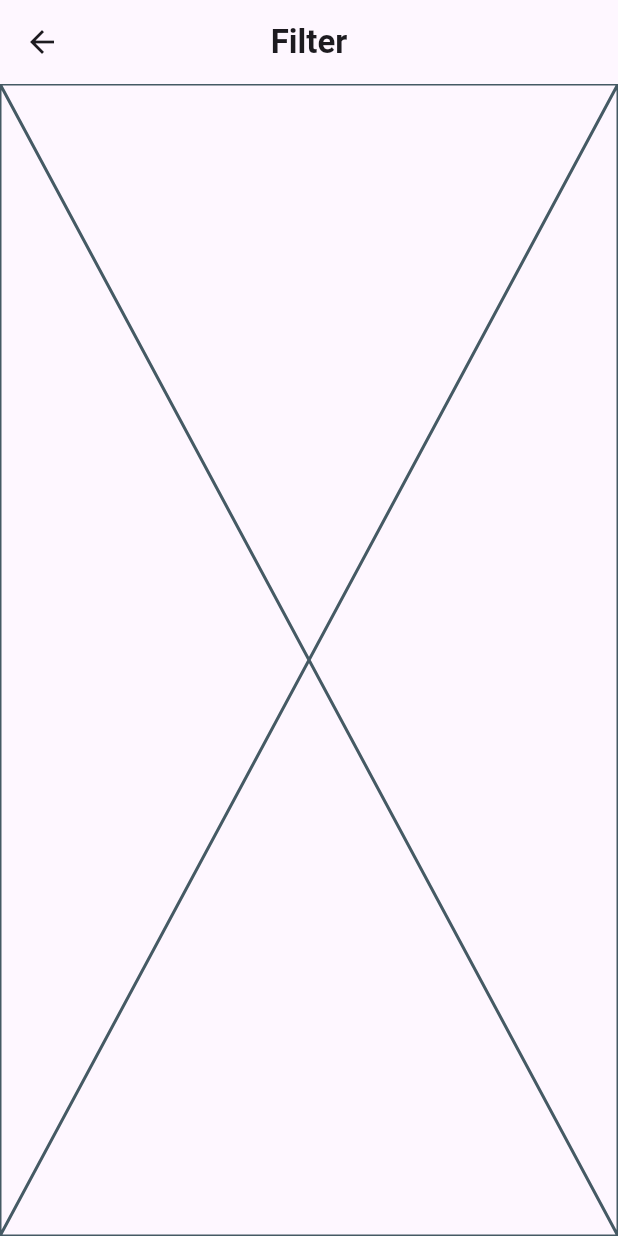
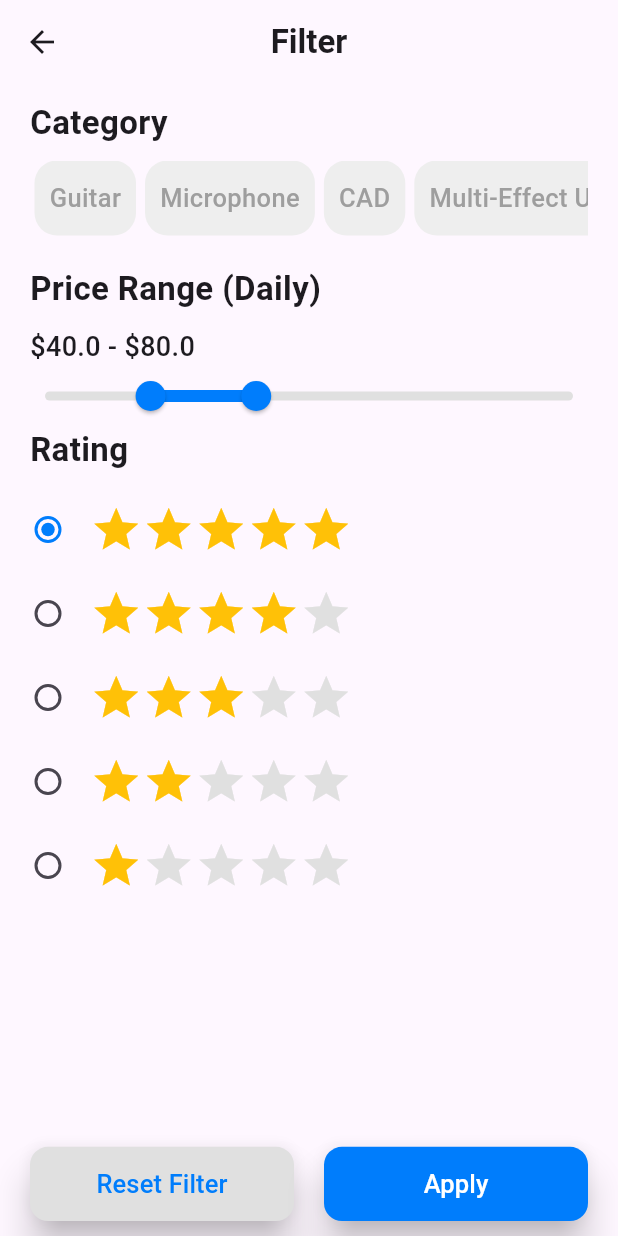
Before and after one commit to yozhykovanatolii/MarketplaceMusicalInstrumentsApp, a Flutter app: the FilterPage screen opened directly, on a phone screen of 412 x 824 dp. Run offline on Flutter 3.47's test engine with Material 3 defaults, Android fonts, the phone set to English and light mode, and no system bars; drawn by our look-alikes of flutter_rating_bar; our stand-ins replace another_flutter_splash_screen, bloc, cloud_firestore, firebase_auth, firebase_core, flutter_bloc and 8 more; accounts and stored records are empty.

Commit message:
Creating AverageRatingFilterSection, CategoryListChoiceChip, FilterActionsButtonSection and updating PriceRangeSliderSection and FilterPage

```diff
--- a/lib/presentation/page/filter/filter_page.dart
+++ b/lib/presentation/page/filter/filter_page.dart
@@ -1,4 +1,8 @@
 import 'package:flutter/material.dart';
+import 'package:marketplace_musical_instruments_app/presentation/page/filter/widget/average_rating_filter_section.dart';
+import 'package:marketplace_musical_instruments_app/presentation/page/filter/widget/category_list_choice_chip.dart';
+import 'package:marketplace_musical_instruments_app/presentation/page/filter/widget/filter_actions_button_section.dart';
+import 'package:marketplace_musical_instruments_app/presentation/page/filter/widget/price_range_slider_section.dart';
 
 class FilterPage extends StatelessWidget {
   const FilterPage({super.key});
@@ -15,7 +19,44 @@ class FilterPage extends StatelessWidget {
         ),
         centerTitle: true,
       ),
-      body: const Placeholder(),
+      body: SafeArea(
+        minimum: const EdgeInsets.symmetric(horizontal: 20, vertical: 10),
+        child: Column(
+          crossAxisAlignment: CrossAxisAlignment.stretch,
+          children: [
+            Text(
+              'Category',
+              style: TextStyle(
+                fontSize: MediaQuery.textScalerOf(context).scale(22),
+                fontWeight: FontWeight.bold,
+              ),
+            ),
+            const SizedBox(height: 10),
+            const CategoryListFilterChip(),
+            const SizedBox(height: 20),
+            Text(
+              'Price Range (Daily)',
+              style: TextStyle(
+                fontSize: MediaQuery.textScalerOf(context).scale(22),
+                fontWeight: FontWeight.bold,
+              ),
+            ),
+            const SizedBox(height: 10),
+            const PriceRangeSliderSection(),
+            const SizedBox(height: 10),
+            Text(
+              'Rating',
+              style: TextStyle(
+                fontSize: MediaQuery.textScalerOf(context).scale(22),
+                fontWeight: FontWeight.bold,
+              ),
+            ),
+            const SizedBox(height: 10),
+            const AverageRatingFilterSection(),
+            const FilterActionsButtonSection(),
+          ],
+        ),
+      ),
     );
   }
 }
--- /dev/null
+++ b/lib/presentation/page/filter/widget/average_rating_filter_section.dart
@@ -0,0 +1,68 @@
+import 'package:flutter/material.dart';
+import 'package:flutter_rating_bar/flutter_rating_bar.dart';
+
+class AverageRatingFilterSection extends StatefulWidget {
+  const AverageRatingFilterSection({super.key});
+
+  @override
+  State<AverageRatingFilterSection> createState() =>
+      _AverageRatingFilterSectionState();
+}
+
+class _AverageRatingFilterSectionState
+    extends State<AverageRatingFilterSection> {
+  @override
+  Widget build(BuildContext context) {
+    return RadioGroup<int>(
+      groupValue: 5,
+      onChanged: (value) {},
+      child: const Column(
+        crossAxisAlignment: CrossAxisAlignment.start,
+        mainAxisSize: MainAxisSize.min,
+        children: [
+          _RatingRadioButton(value: 5),
+          _RatingRadioButton(value: 4),
+          _RatingRadioButton(value: 3),
+          _RatingRadioButton(value: 2),
+          _RatingRadioButton(value: 1),
+        ],
+      ),
+    );
+  }
+}
+
+class _RatingRadioButton extends StatelessWidget {
+  final int value;
+
+  const _RatingRadioButton({
+    super.key,
+    required this.value,
+  });
+
+  @override
+  Widget build(BuildContext context) {
+    return ListTile(
+      contentPadding: const EdgeInsets.all(0),
+      leading: Radio<int>(
+        value: value,
+        visualDensity: const VisualDensity(
+          horizontal: VisualDensity.minimumDensity,
+          vertical: VisualDensity.minimumDensity,
+        ),
+        materialTapTargetSize: MaterialTapTargetSize.shrinkWrap,
+        activeColor: const Color(0xFF007DFC),
+      ),
+      title: RatingBarIndicator(
+        rating: value.toDouble(),
+        itemSize: 35,
+        unratedColor: Colors.grey[300],
+        itemBuilder: (BuildContext context, int index) {
+          return const Icon(
+            Icons.star,
+            color: Colors.amber,
+          );
+        },
+      ),
+    );
+  }
+}
--- /dev/null
+++ b/lib/presentation/page/filter/widget/category_list_choice_chip.dart
@@ -0,0 +1,72 @@
+import 'package:flutter/material.dart';
+
+class CategoryListFilterChip extends StatelessWidget {
+  static const List<String> categories = [
+    'Guitar',
+    'Microphone',
+    'CAD',
+    'Multi-Effect Unit',
+  ];
+  const CategoryListFilterChip({super.key});
+
+  @override
+  Widget build(BuildContext context) {
+    return SizedBox(
+      height: 50,
+      child: ListView(
+        scrollDirection: Axis.horizontal,
+        children: List<_CategoryFilterChip>.generate(
+          categories.length,
+          (index) => _CategoryFilterChip(label: categories[index]),
+        ),
+      ),
+    );
+  }
+}
+
+class _CategoryFilterChip extends StatefulWidget {
+  final String label;
+
+  const _CategoryFilterChip({
+    super.key,
+    required this.label,
+  });
+
+  @override
+  State<_CategoryFilterChip> createState() => _CategoryFilterChipState();
+}
+
+class _CategoryFilterChipState extends State<_CategoryFilterChip> {
+  bool _isSelected = false;
+
+  void _selectChip() {
+    setState(() {
+      _isSelected = !_isSelected;
+    });
+  }
+
+  @override
+  Widget build(BuildContext context) {
+    return GestureDetector(
+      onTap: _selectChip,
+      child: Container(
+        padding: const EdgeInsets.symmetric(horizontal: 10, vertical: 3),
+        margin: const EdgeInsets.symmetric(horizontal: 3),
+        decoration: BoxDecoration(
+          color: _isSelected ? const Color(0xFF007DFC) : Colors.grey[200],
+          borderRadius: BorderRadius.circular(15),
+        ),
+        child: Center(
+          child: Text(
+            widget.label,
+            style: TextStyle(
+              fontSize: MediaQuery.textScalerOf(context).scale(17),
+              color: _isSelected ? Colors.white : Colors.grey,
+              fontWeight: FontWeight.w500,
+            ),
+          ),
+        ),
+      ),
+    );
+  }
+}
--- /dev/null
+++ b/lib/presentation/page/filter/widget/filter_actions_button_section.dart
@@ -0,0 +1,62 @@
+import 'package:flutter/material.dart';
+import 'package:marketplace_musical_instruments_app/core/widget/common_button.dart';
+
+class FilterActionsButtonSection extends StatelessWidget {
+  const FilterActionsButtonSection({super.key});
+
+  @override
+  Widget build(BuildContext context) {
+    return Expanded(
+      child: Align(
+        alignment: AlignmentGeometry.bottomCenter,
+        child: Row(
+          spacing: 20,
+          children: [
+            Flexible(
+              child: _FilterActionButton(
+                text: 'Reset Filter',
+                onPressed: () {},
+                isResetButton: true,
+              ),
+            ),
+            Flexible(
+              child: _FilterActionButton(
+                text: 'Apply',
+                onPressed: () {},
+              ),
+            ),
+          ],
+        ),
+      ),
+    );
+  }
+}
+
+class _FilterActionButton extends StatelessWidget {
+  final String text;
+  final Function()? onPressed;
+  final bool isResetButton;
+
+  const _FilterActionButton({
+    super.key,
+    required this.text,
+    required this.onPressed,
+    this.isResetButton = false,
+  });
+
+  @override
+  Widget build(BuildContext context) {
+    return CommonButton(
+      width: MediaQuery.of(context).size.width / 2,
+      onPressed: onPressed,
+      color: isResetButton ? Colors.grey[300]! : const Color(0xFF007DFC),
+      child: Text(
+        text,
+        style: TextStyle(
+          fontSize: 17,
+          color: isResetButton ? const Color(0xFF007DFC) : Colors.white,
+        ),
+      ),
+    );
+  }
+}
--- /dev/null
+++ b/lib/presentation/page/filter/widget/price_range_slider_section.dart
@@ -0,0 +1,52 @@
+import 'package:flutter/material.dart';
+
+class PriceRangeSliderSection extends StatefulWidget {
+  const PriceRangeSliderSection({super.key});
+
+  @override
+  State<PriceRangeSliderSection> createState() =>
+      _PriceRangeSliderSectionState();
+}
+
+class _PriceRangeSliderSectionState extends State<PriceRangeSliderSection> {
+  RangeValues _currentRangeValues = const RangeValues(40, 80);
+
+  @override
+  Widget build(BuildContext context) {
+    return Column(
+      crossAxisAlignment: CrossAxisAlignment.start,
+      spacing: 10,
+      children: [
+        Text(
+          '\$${_currentRangeValues.start} - \$${_currentRangeValues.end}',
+          style: TextStyle(
+            fontSize: MediaQuery.textScalerOf(context).scale(18),
+            fontWeight: FontWeight.w500,
+          ),
+        ),
+        SliderTheme(
+          data: SliderTheme.of(context).copyWith(
+            activeTrackColor: const Color(0xFF007DFC),
+            inactiveTrackColor: Colors.grey[300],
+            thumbColor: const Color(0xFF007DFC),
+            overlayShape: SliderComponentShape.noOverlay,
+            trackHeight: 6,
+          ),
+          child: RangeSlider(
+            values: _currentRangeValues,
+            max: 200,
+            labels: RangeLabels(
+              _currentRangeValues.start.round().toString(),
+              _currentRangeValues.end.round().toString(),
+            ),
+            onChanged: (values) {
+              setState(() {
+                _currentRangeValues = values;
+              });
+            },
+          ),
+        ),
+      ],
+    );
+  }
+}
```
